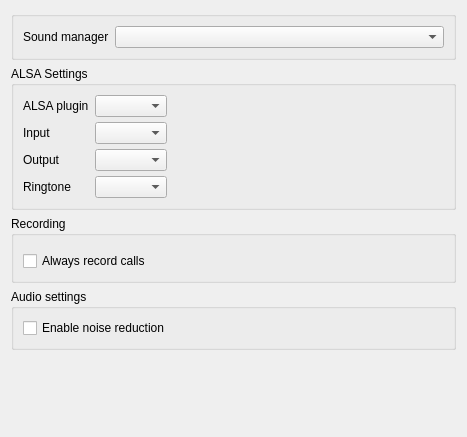
This is src/conf/dlgaudiobase.ui in KDE/ring-kde as Qt 5 draws it before an edit. The edited form follows.
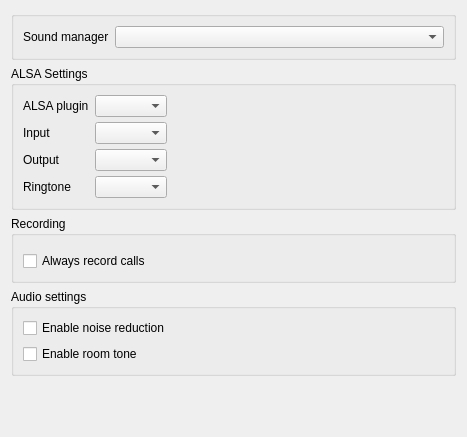
This is the edited form. Custom widgets are drawn as their Qt base class.

Commit message: [ #34120 ] Implement room tone support

Patch:
```diff
--- a/src/conf/dlgaudiobase.ui
+++ b/src/conf/dlgaudiobase.ui
@@ -218,6 +218,13 @@
         </property>
        </widget>
       </item>
+      <item>
+       <widget class="QCheckBox" name="kcfg_enableRoomTone">
+        <property name="text">
+         <string>Enable room tone</string>
+        </property>
+       </widget>
+      </item>
      </layout>
     </widget>
    </item>
```
The commit also changes 6 other files.
